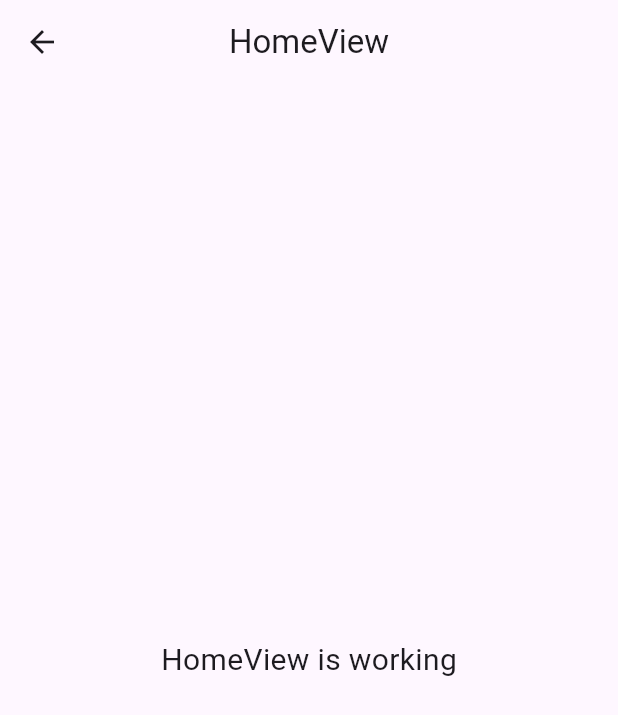
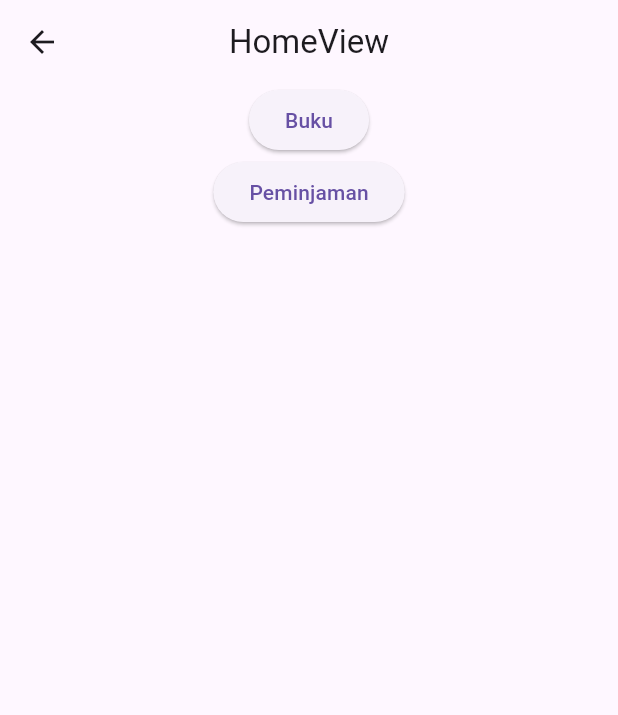
Before and after one commit to PrmdyaS/peminjam_perpustakaan_kelas_c, a Flutter app: the HomeView screen opened by its route, on a phone screen of 412 x 824 dp. Shown: the top 715 px of the screen. Run offline on Flutter 3.47's test engine with Material 3 defaults, Android fonts, the phone set to English and light mode, and no system bars; our stand-ins replace dio, get, get_storage, pretty_dio_logger; accounts and stored records are empty.

```diff
--- a/lib/app/modules/home/views/home_view.dart
+++ b/lib/app/modules/home/views/home_view.dart
@@ -1,6 +1,7 @@
 import 'package:flutter/material.dart';
 
 import 'package:get/get.dart';
+import 'package:peminjam_perpustakaan_kelas_c/app/routes/app_pages.dart';
 
 import '../controllers/home_controller.dart';
 
@@ -13,10 +14,14 @@ class HomeView extends GetView<HomeController> {
         title: const Text('HomeView'),
         centerTitle: true,
       ),
-      body: const Center(
-        child: Text(
-          'HomeView is working',
-          style: TextStyle(fontSize: 20),
+      body:Center(
+        child: Column(
+          children: [
+            ElevatedButton(
+                onPressed: () => Get.toNamed(Routes.BOOK), child: Text("Buku")),
+            ElevatedButton(onPressed: () => Get.toNamed(Routes.PEMINJAMAN),
+                child: Text("Peminjaman")),
+          ],
         ),
       ),
     );
```
